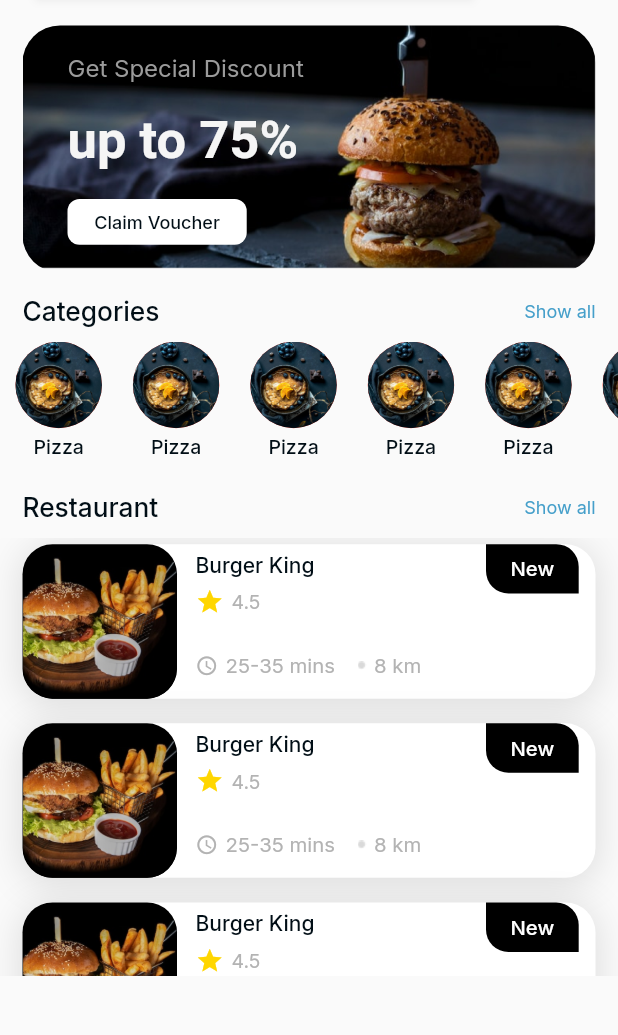
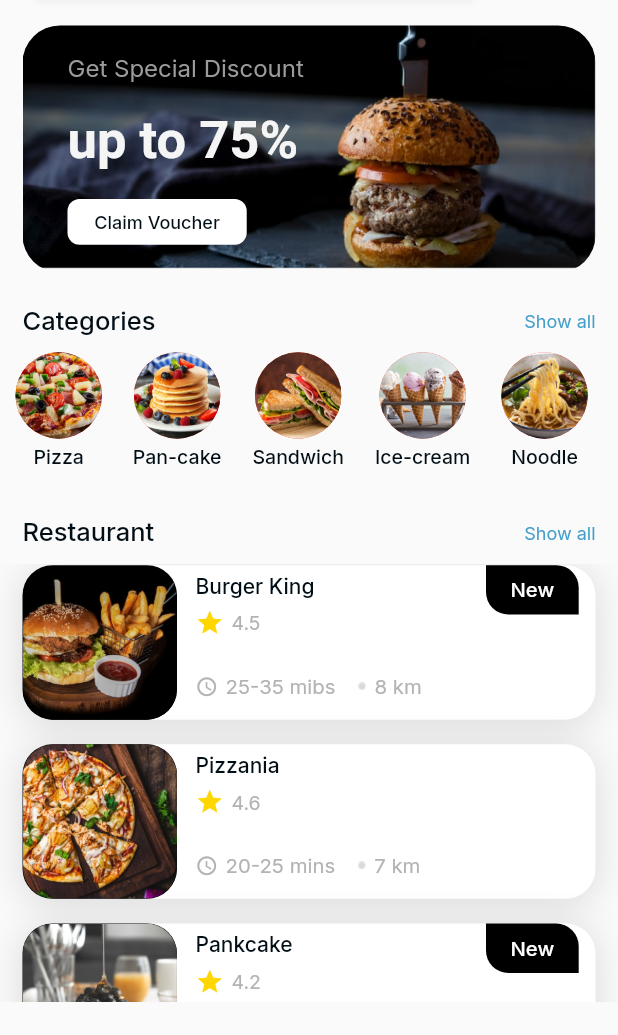
Before and after one commit to RamazanAksoy/foodapp, a Flutter app: the screen it shows after launch, on a phone screen of 412 x 824 dp, the part 201-1236 px from its top. Run offline on Flutter 3.47's test engine with Material 2 defaults, Android fonts, the phone set to English and light mode, and no system bars; our stand-ins replace flutter_bounceable, google_fonts.

Commit message:
home screen edit

```diff
--- a/lib/pages/home.dart
+++ b/lib/pages/home.dart
@@ -16,12 +16,39 @@ class Home extends StatefulWidget {
 }
 
 List<Map<String, String>> categories = [
-  {"name": "Pizza", "resimurl": "assets/background.png"},
-  {"name": "Pizza", "resimurl": "assets/background.png"},
-  {"name": "Pizza", "resimurl": "assets/background.png"},
-  {"name": "Pizza", "resimurl": "assets/background.png"},
-  {"name": "Pizza", "resimurl": "assets/background.png"},
-  {"name": "Pizza", "resimurl": "assets/background.png"}
+  {"name": "Pizza", "resimurl": "assets/categories1.jpg"},
+  {"name": "Pan-cake", "resimurl": "assets/categories2.jpg"},
+  {"name": "Sandwich", "resimurl": "assets/categories3.jpg"},
+  {"name": "Ice-cream", "resimurl": "assets/categories4.jpg"},
+  {"name": "Noodle", "resimurl": "assets/categories5.jpg"},
+  {"name": "Coffe", "resimurl": "assets/categories6.jpg"}
+];
+
+List<Map<String, dynamic>> restaurantlist = [
+  {
+    "restaurantName": "Burger King",
+    "resimurl": "assets/restaurant1.png",
+    "rating": "4.5",
+    "hourTime": "25-35 mibs",
+    "far": "8 km",
+    "newIs": true
+  },
+  {
+    "restaurantName": "Pizzania",
+    "resimurl": "assets/restaurant2.png",
+    "rating": "4.6",
+    "hourTime": "20-25 mins",
+    "far": "7 km",
+    "newIs": false
+  },
+  {
+    "restaurantName": "Pankcake",
+    "resimurl": "assets/restaurant3.png",
+    "rating": "4.2",
+    "hourTime": "25-35 mins",
+    "far": "7 km",
+    "newIs": true
+  },
 ];
 
 class _HomeState extends State<Home> {
@@ -29,7 +56,8 @@ class _HomeState extends State<Home> {
   Widget build(BuildContext context) {
     Size size = MediaQuery.of(context).size;
     return Scaffold(
-      body: Column(children: [
+      body: SingleChildScrollView(
+        child: Column(children: [
           AppbarWidget(),
           SearchWidget(),
           DiscountWidget(
@@ -39,7 +67,7 @@ class _HomeState extends State<Home> {
               buttontitle: "Claim Voucher",
               resimurl: "assets/discount.png"),
           Padding(
-          padding: const EdgeInsets.only(bottom: 10),
+            padding: const EdgeInsets.only(top:7,bottom: 10),
             child: Row(
               mainAxisAlignment: MainAxisAlignment.spaceBetween,
               children: [
@@ -48,7 +76,7 @@ class _HomeState extends State<Home> {
                     child: Text(
                       "Categories",
                       style: GoogleFonts.inter(
-                        fontSize: 17.5,
+                          fontSize: 17,
                           fontWeight: FontWeight.w500,
                           color: Color(0xff010E16)),
                     )),
@@ -77,7 +105,7 @@ class _HomeState extends State<Home> {
             ),
           ),
           Padding(
-          padding: const EdgeInsets.only(bottom: 10),
+            padding: const EdgeInsets.only(top: 10,bottom: 10),
             child: Row(
               mainAxisAlignment: MainAxisAlignment.spaceBetween,
               children: [
@@ -86,7 +114,7 @@ class _HomeState extends State<Home> {
                     child: Text(
                       "Restaurant",
                       style: GoogleFonts.inter(
-                        fontSize: 17.5,
+                          fontSize: 17,
                           fontWeight: FontWeight.w500,
                           color: Color(0xff010E16)),
                     )),
@@ -104,17 +132,22 @@ class _HomeState extends State<Home> {
           SizedBox(
             height: 292,
             child: ListView.builder(
-                        padding: EdgeInsets.only(top: 4),
-
-            itemCount: categories.length,
+              padding: EdgeInsets.only(top: 1),
+              itemCount: restaurantlist.length,
               itemBuilder: (context, index) {
-              return RestaurantListItem(size: size, imageUrl: "assets/restaurant1.png", restaurantName: "Burger King", rating: "4.5", hourTime: "25-35 mins", far: "8 km", newIs: true);
+                return RestaurantListItem(
+                    size: size,
+                    imageUrl: restaurantlist[index]['resimurl'].toString(),
+                    restaurantName: restaurantlist[index]['restaurantName'].toString(),
+                    rating: restaurantlist[index]['rating'].toString(),
+                    hourTime: restaurantlist[index]['hourTime'].toString(),
+                    far: restaurantlist[index]['far'].toString(),
+                    newIs: restaurantlist[index]['newIs']);
               },
             ),
           ),
-
-
         ]),
+      ),
     );
   }
 }
```
Also changed, not shown: assets/categories1.jpg (added), assets/categories2.jpg (added), assets/categories3.jpg (added), assets/categories4.jpg (added), assets/categories5.jpg (added), 1 other file. Lines whose indentation alone changed are shown as unchanged.
